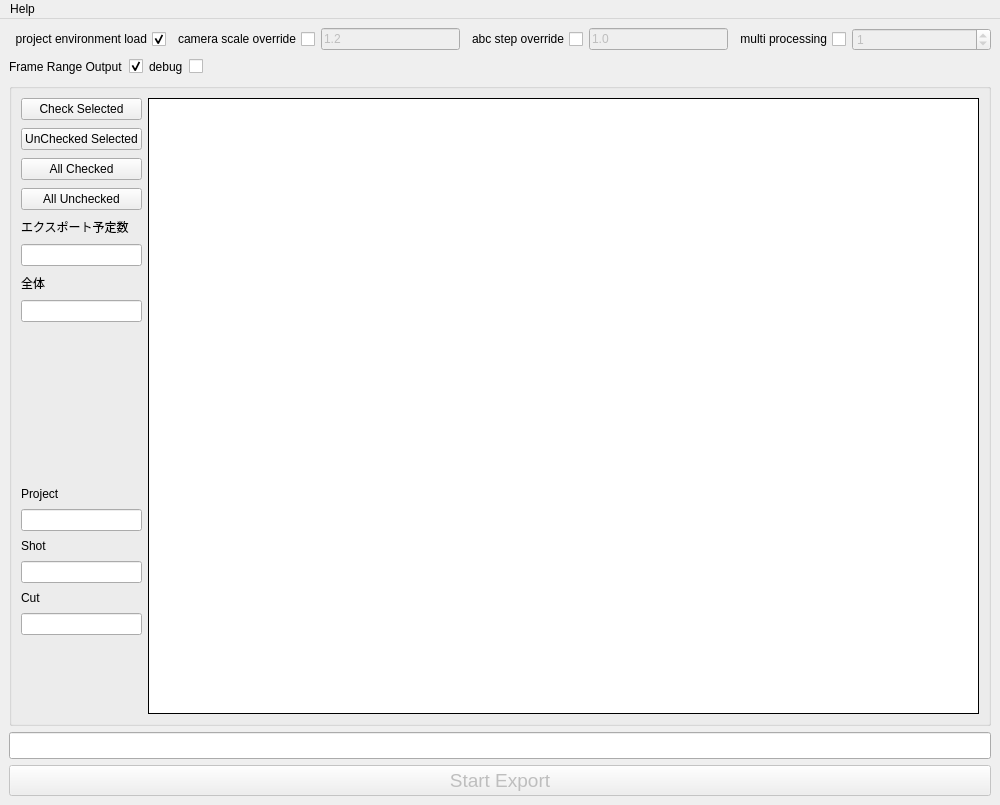
First picture: the form in pycode/gui.ui, repository n-designdev/ND_AssetExporter, before the edit.
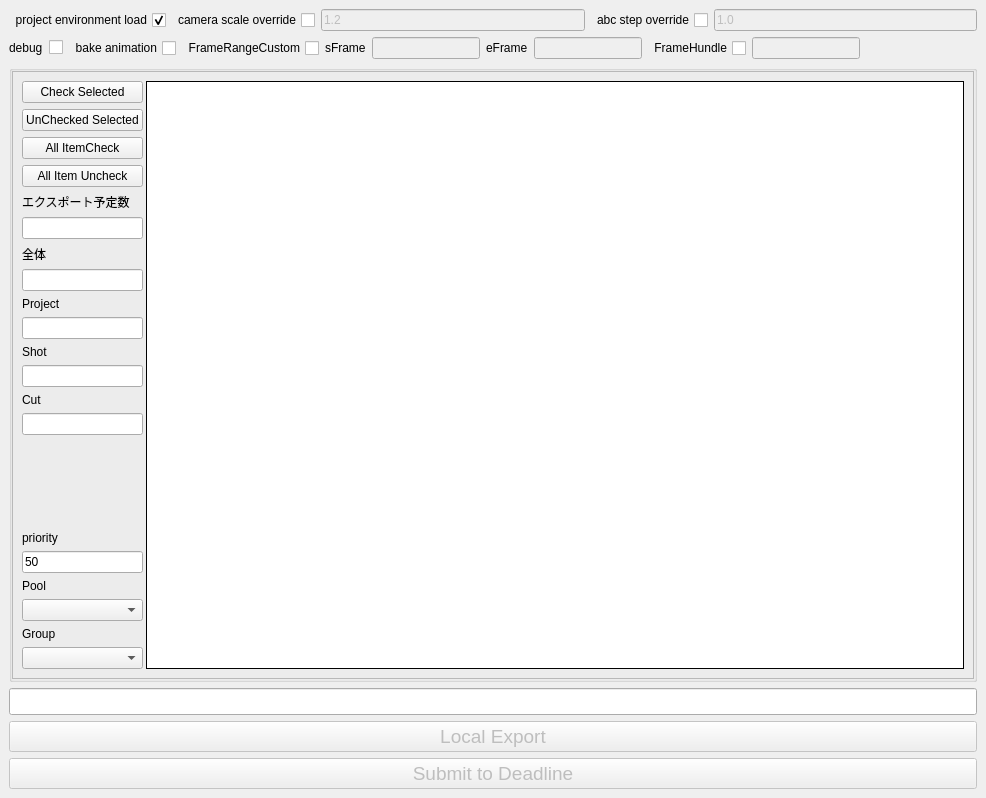
Second picture: the form after the edit.

Commit message: Deadline対応v1.0

Diff of the .ui file:
```diff
--- a/pycode/gui.ui
+++ b/pycode/gui.ui
@@ -6,12 +6,12 @@
    <rect>
     <x>0</x>
     <y>0</y>
-    <width>1000</width>
-    <height>805</height>
+    <width>986</width>
+    <height>798</height>
    </rect>
   </property>
   <property name="sizePolicy">
-   <sizepolicy hsizetype="Preferred" vsizetype="Preferred">
+   <sizepolicy hsizetype="Expanding" vsizetype="Expanding">
     <horstretch>0</horstretch>
     <verstretch>0</verstretch>
    </sizepolicy>
@@ -104,7 +104,7 @@
      <verstretch>0</verstretch>
     </sizepolicy>
    </property>
-   <layout class="QVBoxLayout" name="verticalLayout">
+   <layout class="QVBoxLayout" name="verticalLayout_6">
     <item>
      <layout class="QHBoxLayout" name="horizontalLayout">
       <item>
@@ -160,56 +160,10 @@
         </property>
        </widget>
       </item>
-      <item>
-       <widget class="QCheckBox" name="pro_num_CheckBox">
-        <property name="layoutDirection">
-         <enum>Qt::RightToLeft</enum>
-        </property>
-        <property name="text">
-         <string>multi processing</string>
-        </property>
-       </widget>
-      </item>
-      <item>
-       <widget class="QSpinBox" name="pro_num">
-        <property name="enabled">
-         <bool>false</bool>
-        </property>
-        <property name="sizePolicy">
-         <sizepolicy hsizetype="Expanding" vsizetype="Fixed">
-          <horstretch>0</horstretch>
-          <verstretch>0</verstretch>
-         </sizepolicy>
-        </property>
-        <property name="maximum">
-         <number>10</number>
-        </property>
-        <property name="value">
-         <number>1</number>
-        </property>
-       </widget>
-      </item>
      </layout>
     </item>
     <item>
      <layout class="QHBoxLayout" name="horizontalLayout_2">
-      <item>
-       <widget class="QLabel" name="label_7">
-        <property name="text">
-         <string>Frame Range Output</string>
-        </property>
-       </widget>
-      </item>
-      <item>
-       <widget class="QCheckBox" name="framerange_CheckBox">
-        <property name="text">
-         <string/>
-        </property>
-        <property name="checked">
-         <bool>true</bool>
-        </property>
-       </widget>
-      </item>
       <item>
        <widget class="QLabel" name="label_8">
         <property name="text">
@@ -224,6 +178,93 @@
         </property>
        </widget>
       </item>
+      <item>
+       <widget class="QCheckBox" name="bake_anim">
+        <property name="layoutDirection">
+         <enum>Qt::RightToLeft</enum>
+        </property>
+        <property name="text">
+         <string>bake animation</string>
+        </property>
+       </widget>
+      </item>
+      <item>
+       <widget class="QCheckBox" name="FRCus_CheckBox">
+        <property name="layoutDirection">
+         <enum>Qt::RightToLeft</enum>
+        </property>
+        <property name="text">
+         <string>FrameRangeCustom</string>
+        </property>
+       </widget>
+      </item>
+      <item>
+       <widget class="QLabel" name="label_7">
+        <property name="text">
+         <string>sFrame</string>
+        </property>
+       </widget>
+      </item>
+      <item>
+       <widget class="QLineEdit" name="sFrame">
+        <property name="enabled">
+         <bool>false</bool>
+        </property>
+        <property name="text">
+         <string/>
+        </property>
+       </widget>
+      </item>
+      <item>
+       <widget class="QLabel" name="label_9">
+        <property name="text">
+         <string>eFrame</string>
+        </property>
+       </widget>
+      </item>
+      <item>
+       <widget class="QLineEdit" name="eFrame">
+        <property name="enabled">
+         <bool>false</bool>
+        </property>
+        <property name="text">
+         <string/>
+        </property>
+       </widget>
+      </item>
+      <item>
+       <widget class="QCheckBox" name="FH_CheckBox">
+        <property name="layoutDirection">
+         <enum>Qt::RightToLeft</enum>
+        </property>
+        <property name="text">
+         <string>FrameHundle</string>
+        </property>
+       </widget>
+      </item>
+      <item>
+       <widget class="QLineEdit" name="FH_value">
+        <property name="enabled">
+         <bool>false</bool>
+        </property>
+        <property name="text">
+         <string/>
+        </property>
+       </widget>
+      </item>
+      <item>
+       <spacer name="horizontalSpacer_4">
+        <property name="orientation">
+         <enum>Qt::Horizontal</enum>
+        </property>
+        <property name="sizeHint" stdset="0">
+         <size>
+          <width>40</width>
+          <height>20</height>
+         </size>
+        </property>
+       </spacer>
+      </item>
       <item>
        <spacer name="horizontalSpacer_3">
         <property name="orientation">
@@ -244,6 +285,9 @@
       <property name="acceptDrops">
        <bool>true</bool>
       </property>
+      <property name="flat">
+       <bool>false</bool>
+      </property>
       <layout class="QVBoxLayout" name="verticalLayout_2">
        <property name="spacing">
         <number>0</number>
@@ -295,6 +339,9 @@
             <property name="acceptDrops">
              <bool>true</bool>
             </property>
+            <property name="frameShape">
+             <enum>QFrame::StyledPanel</enum>
+            </property>
             <property name="currentIndex">
              <number>1</number>
             </property>
@@ -437,11 +484,18 @@
              <property name="acceptDrops">
               <bool>true</bool>
              </property>
+             <layout class="QVBoxLayout" name="verticalLayout_7">
+              <item>
+               <layout class="QVBoxLayout" name="verticalLayout">
+                <property name="spacing">
+                 <number>3</number>
+                </property>
+                <item>
              <layout class="QHBoxLayout" name="horizontalLayout_4">
               <item>
                <layout class="QVBoxLayout" name="verticalLayout_4">
                 <property name="spacing">
-                 <number>8</number>
+                     <number>6</number>
                 </property>
                 <item>
                  <widget class="QPushButton" name="check_button">
@@ -460,14 +514,14 @@
                 <item>
                  <widget class="QPushButton" name="allcheck_button">
                   <property name="text">
-                   <string>All Checked</string>
+                       <string>All ItemCheck</string>
                   </property>
                  </widget>
                 </item>
                 <item>
                  <widget class="QPushButton" name="alluncheck_button">
                   <property name="text">
-                   <string>All Unchecked</string>
+                       <string>All Item Uncheck</string>
                   </property>
                  </widget>
                 </item>
@@ -505,32 +559,6 @@
                   </property>
                  </widget>
                 </item>
-                <item>
-                 <spacer name="verticalSpacer_4">
-                  <property name="orientation">
-                   <enum>Qt::Vertical</enum>
-                  </property>
-                  <property name="sizeHint" stdset="0">
-                   <size>
-                    <width>20</width>
-                    <height>40</height>
-                   </size>
-                  </property>
-                 </spacer>
-                </item>
-                <item>
-                 <spacer name="verticalSpacer_5">
-                  <property name="orientation">
-                   <enum>Qt::Vertical</enum>
-                  </property>
-                  <property name="sizeHint" stdset="0">
-                   <size>
-                    <width>20</width>
-                    <height>40</height>
-                   </size>
-                  </property>
-                 </spacer>
-                </item>
                 <item>
                  <widget class="QLabel" name="label_6">
                   <property name="text">
@@ -604,6 +632,46 @@
                   </property>
                  </spacer>
                 </item>
+                    <item>
+                     <widget class="QLabel" name="label_10">
+                      <property name="text">
+                       <string>priority</string>
+                      </property>
+                     </widget>
+                    </item>
+                    <item>
+                     <widget class="QLineEdit" name="priority">
+                      <property name="sizePolicy">
+                       <sizepolicy hsizetype="Preferred" vsizetype="Fixed">
+                        <horstretch>0</horstretch>
+                        <verstretch>0</verstretch>
+                       </sizepolicy>
+                      </property>
+                      <property name="text">
+                       <string>50</string>
+                      </property>
+                     </widget>
+                    </item>
+                    <item>
+                     <widget class="QLabel" name="label_11">
+                      <property name="text">
+                       <string>Pool</string>
+                      </property>
+                     </widget>
+                    </item>
+                    <item>
+                     <widget class="QComboBox" name="poollist"/>
+                    </item>
+                    <item>
+                     <widget class="QLabel" name="label_12">
+                      <property name="text">
+                       <string>Group</string>
+                      </property>
+                     </widget>
+                    </item>
+                    <item>
+                     <widget class="QComboBox" name="grouplist"/>
+                    </item>
                </layout>
               </item>
               <item>
@@ -731,6 +799,17 @@
                </widget>
               </item>
              </layout>
+                </item>
+                <item>
+                 <layout class="QHBoxLayout" name="horizontalLayout_3">
+                  <property name="spacing">
+                   <number>0</number>
+                  </property>
+                 </layout>
+                </item>
+               </layout>
+              </item>
+             </layout>
             </widget>
            </widget>
           </item>
@@ -779,29 +858,46 @@
        </font>
       </property>
       <property name="text">
-       <string>Start Export</string>
+       <string>Local Export</string>
+      </property>
+     </widget>
+    </item>
+    <item>
+     <widget class="QPushButton" name="start_submit_button">
+      <property name="enabled">
+       <bool>false</bool>
+      </property>
+      <property name="sizePolicy">
+       <sizepolicy hsizetype="Minimum" vsizetype="Fixed">
+        <horstretch>0</horstretch>
+        <verstretch>0</verstretch>
+       </sizepolicy>
+      </property>
+      <property name="minimumSize">
+       <size>
+        <width>0</width>
+        <height>30</height>
+       </size>
+      </property>
+      <property name="font">
+       <font>
+        <family>MS UI Gothic</family>
+        <pointsize>14</pointsize>
+        <weight>50</weight>
+        <italic>false</italic>
+        <bold>false</bold>
+        <underline>false</underline>
+        <strikeout>false</strikeout>
+        <kerning>true</kerning>
+       </font>
+      </property>
+      <property name="text">
+       <string>Submit to Deadline</string>
       </property>
      </widget>
     </item>
    </layout>
   </widget>
-  <widget class="QMenuBar" name="menuBar">
-   <property name="geometry">
-    <rect>
-     <x>0</x>
-     <y>0</y>
-     <width>1000</width>
-     <height>21</height>
-    </rect>
-   </property>
-   <widget class="QMenu" name="menuHelp">
-    <property name="title">
-     <string>Help</string>
-    </property>
-    <addaction name="actionGo_to_shotgun"/>
-   </widget>
-   <addaction name="menuHelp"/>
-  </widget>
   <action name="actionGo_to_shotgun">
    <property name="text">
     <string>go to shotgun</string>
```
Left out of the diff: 4 changed lines with no effect on the pictures. Lines whose indentation alone changed are shown as unchanged. The commit also changes 24 other files.
